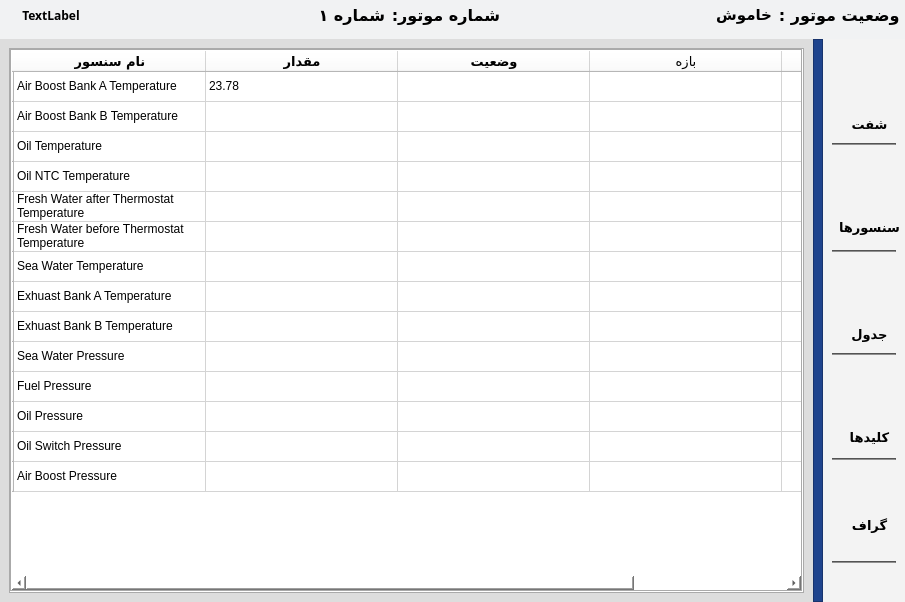
Before: the Qt Designer form main.ui in AmirNikravan/Control-Monitor, drawn with Qt 5.
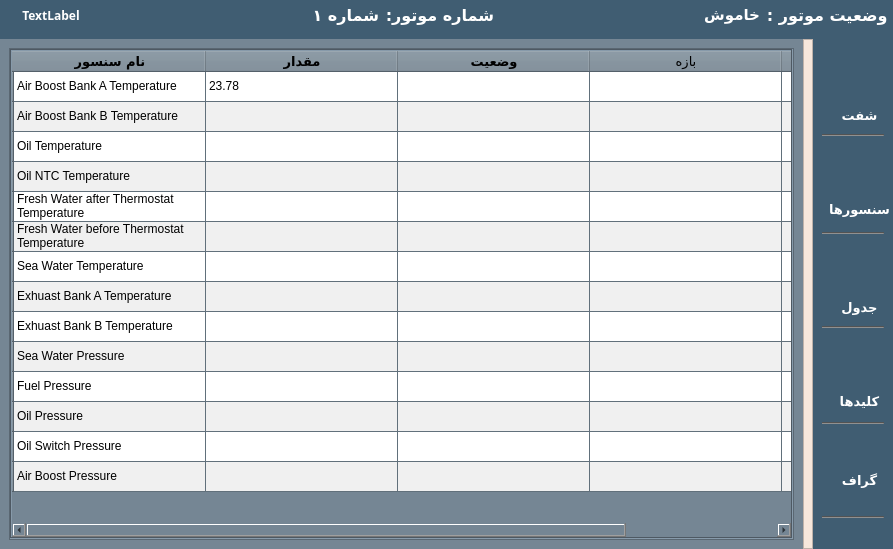
After: the same form once the commit is applied. The open tabs and pages were chosen to show the change. Icons and pictures are not drawn. Custom widgets are drawn as their Qt base class.

The edit to the form file:
```diff
--- a/main.ui
+++ b/main.ui
@@ -6,8 +6,8 @@
    <rect>
     <x>0</x>
     <y>0</y>
-    <width>905</width>
-    <height>602</height>
+    <width>893</width>
+    <height>549</height>
    </rect>
   </property>
   <property name="minimumSize">
@@ -36,7 +36,7 @@
    <double>1.000000000000000</double>
   </property>
   <property name="styleSheet">
-   <string notr="true">background-color: rgb(243, 243, 243);</string>
+   <string notr="true">background-color: #405D72</string>
   </property>
   <widget class="QWidget" name="centralwidget">
    <layout class="QVBoxLayout" name="verticalLayout">
@@ -67,7 +67,7 @@
        </size>
       </property>
       <property name="styleSheet">
-       <string notr="true">background-color: rgb(241, 242, 243);</string>
+       <string notr="true">background-color: #405D72</string>
       </property>
       <layout class="QHBoxLayout" name="horizontalLayout_8">
        <property name="leftMargin">
@@ -93,6 +93,9 @@
            <bold>true</bold>
           </font>
          </property>
+         <property name="styleSheet">
+          <string notr="true">color: rgb(255, 255, 255);</string>
+         </property>
          <property name="text">
           <string>TextLabel</string>
          </property>
@@ -123,6 +126,9 @@
            <bold>true</bold>
           </font>
          </property>
+         <property name="styleSheet">
+          <string notr="true">color: rgb(255, 255, 255);</string>
+         </property>
          <property name="text">
           <string>شماره ۱</string>
          </property>
@@ -137,6 +143,9 @@
            <bold>true</bold>
           </font>
          </property>
+         <property name="styleSheet">
+          <string notr="true">color: rgb(255, 255, 255);</string>
+         </property>
          <property name="text">
           <string>شماره موتور:</string>
          </property>
@@ -164,6 +173,9 @@
            <bold>true</bold>
           </font>
          </property>
+         <property name="styleSheet">
+          <string notr="true">color: rgb(255, 255, 255);</string>
+         </property>
          <property name="text">
           <string>خاموش</string>
          </property>
@@ -178,6 +190,9 @@
            <bold>true</bold>
           </font>
          </property>
+         <property name="styleSheet">
+          <string notr="true">color: rgb(255, 255, 255);</string>
+         </property>
          <property name="text">
           <string> وضعیت موتور :</string>
          </property>
@@ -194,7 +209,7 @@
       <item>
        <widget class="QStackedWidget" name="stackedWidget">
         <property name="styleSheet">
-         <string notr="true">background-color: rgb(221, 221, 221);</string>
+         <string notr="true">background-color: #758694</string>
         </property>
         <property name="lineWidth">
          <number>0</number>
@@ -1549,8 +1564,8 @@
               <rect>
                <x>0</x>
                <y>0</y>
-               <width>793</width>
-               <height>541</height>
+               <width>781</width>
+               <height>488</height>
               </rect>
              </property>
              <layout class="QVBoxLayout" name="verticalLayout_44">
@@ -1575,7 +1590,12 @@
                  <enum>Qt::LayoutDirection::LeftToRight</enum>
                 </property>
                 <property name="styleSheet">
-                 <string notr="true">background-color: rgb(255, 255, 255);</string>
+                 <string notr="true">    QTableWidget::item {
+        background-color: #FFFFFF;
+    }
+    QTableWidget::item:alternate {
+        background-color: #F0F0F0;
+    }</string>
                 </property>
                 <property name="frameShape">
                  <enum>QFrame::Shape::Box</enum>
@@ -1586,6 +1606,9 @@
                 <property name="editTriggers">
                  <set>QAbstractItemView::EditTrigger::NoEditTriggers</set>
                 </property>
+                <property name="alternatingRowColors">
+                 <bool>true</bool>
+                </property>
                 <property name="showGrid">
                  <bool>true</bool>
                 </property>
@@ -2531,7 +2554,7 @@
          </size>
         </property>
         <property name="styleSheet">
-         <string notr="true">background-color: rgb(31, 68, 141);</string>
+         <string notr="true">background-color: #F7E7DC</string>
         </property>
         <property name="frameShape">
          <enum>QFrame::Shape::StyledPanel</enum>
@@ -2554,8 +2577,8 @@
         </property>
         <property name="styleSheet">
          <string notr="true">QToolButton{
-border:none
-
+border:none;
+color: rgb(255, 255, 255);
 }
 QToolButton::hover{
 	background-color: rgb(183, 183, 183);
```
Left out of the diff: 6 changed lines with no effect on the pictures.
